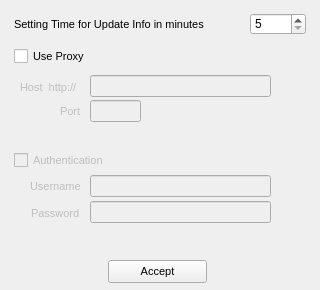
Qt form QtUI/SettingWindow_UI.ui (emper0r/IVAO-status) before a commit.
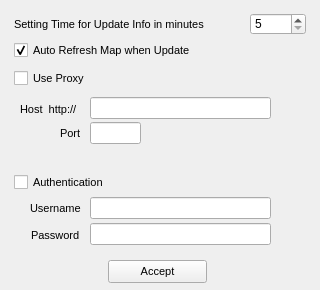
The same form after that commit.

Commit message:
* New feature: Refresh Automatic Map by Config
    + Now can set the option if you want to see all players
      in the map automatic or manual way
    + Setting new option at Setting_UI

```diff
--- a/QtUI/SettingWindow_UI.ui
+++ b/QtUI/SettingWindow_UI.ui
@@ -103,10 +103,13 @@
     </property>
    </widget>
    <widget class="QCheckBox" name="Setting_checkBox">
+    <property name="enabled">
+     <bool>true</bool>
+    </property>
     <property name="geometry">
      <rect>
       <x>14</x>
-      <y>46</y>
+      <y>68</y>
       <width>85</width>
       <height>21</height>
      </rect>
@@ -131,12 +134,12 @@
    </widget>
    <widget class="QLabel" name="proxy_host">
     <property name="enabled">
-     <bool>false</bool>
+     <bool>true</bool>
     </property>
     <property name="geometry">
      <rect>
       <x>20</x>
-      <y>79</y>
+      <y>101</y>
       <width>71</width>
       <height>16</height>
      </rect>
@@ -155,12 +158,12 @@
    </widget>
    <widget class="QLabel" name="proxy_port">
     <property name="enabled">
-     <bool>false</bool>
+     <bool>true</bool>
     </property>
     <property name="geometry">
      <rect>
       <x>60</x>
-      <y>103</y>
+      <y>125</y>
       <width>31</width>
       <height>16</height>
      </rect>
@@ -179,12 +182,12 @@
    </widget>
    <widget class="QLabel" name="proxy_user">
     <property name="enabled">
-     <bool>false</bool>
+     <bool>true</bool>
     </property>
     <property name="geometry">
      <rect>
       <x>30</x>
-      <y>178</y>
+      <y>200</y>
       <width>71</width>
       <height>16</height>
      </rect>
@@ -203,12 +206,12 @@
    </widget>
    <widget class="QLabel" name="proxy_pass">
     <property name="enabled">
-     <bool>false</bool>
+     <bool>true</bool>
     </property>
     <property name="geometry">
      <rect>
       <x>31</x>
-      <y>205</y>
+      <y>227</y>
       <width>61</width>
       <height>16</height>
      </rect>
@@ -227,12 +230,12 @@
    </widget>
    <widget class="QCheckBox" name="Setting_auth">
     <property name="enabled">
-     <bool>false</bool>
+     <bool>true</bool>
     </property>
     <property name="geometry">
      <rect>
       <x>14</x>
-      <y>150</y>
+      <y>172</y>
       <width>121</width>
       <height>21</height>
      </rect>
@@ -257,12 +260,12 @@
    </widget>
    <widget class="QLineEdit" name="lineEdit_host">
     <property name="enabled">
-     <bool>false</bool>
+     <bool>true</bool>
     </property>
     <property name="geometry">
      <rect>
       <x>90</x>
-      <y>75</y>
+      <y>97</y>
       <width>181</width>
       <height>22</height>
      </rect>
@@ -275,12 +278,12 @@
    </widget>
    <widget class="QLineEdit" name="lineEdit_port">
     <property name="enabled">
-     <bool>false</bool>
+     <bool>true</bool>
     </property>
     <property name="geometry">
      <rect>
       <x>90</x>
-      <y>100</y>
+      <y>122</y>
       <width>51</width>
       <height>22</height>
      </rect>
@@ -302,12 +305,12 @@
    </widget>
    <widget class="QLineEdit" name="lineEdit_user">
     <property name="enabled">
-     <bool>false</bool>
+     <bool>true</bool>
     </property>
     <property name="geometry">
      <rect>
       <x>90</x>
-      <y>175</y>
+      <y>197</y>
       <width>181</width>
       <height>22</height>
      </rect>
@@ -320,12 +323,12 @@
    </widget>
    <widget class="QLineEdit" name="lineEdit_pass">
     <property name="enabled">
-     <bool>false</bool>
+     <bool>true</bool>
     </property>
     <property name="geometry">
      <rect>
       <x>90</x>
-      <y>201</y>
+      <y>223</y>
       <width>181</width>
       <height>22</height>
      </rect>
@@ -339,6 +342,33 @@
      <enum>QLineEdit::Password</enum>
     </property>
    </widget>
+   <widget class="QCheckBox" name="AutoRefreshMap">
+    <property name="geometry">
+     <rect>
+      <x>14</x>
+      <y>40</y>
+      <width>211</width>
+      <height>21</height>
+     </rect>
+    </property>
+    <property name="font">
+     <font>
+      <pointsize>8</pointsize>
+     </font>
+    </property>
+    <property name="cursor">
+     <cursorShape>PointingHandCursor</cursorShape>
+    </property>
+    <property name="text">
+     <string>Auto Refresh Map when Update</string>
+    </property>
+    <property name="checked">
+     <bool>true</bool>
+    </property>
+    <property name="tristate">
+     <bool>false</bool>
+    </property>
+   </widget>
   </widget>
  </widget>
  <resources/>
```
The commit also changes 5 other files.
